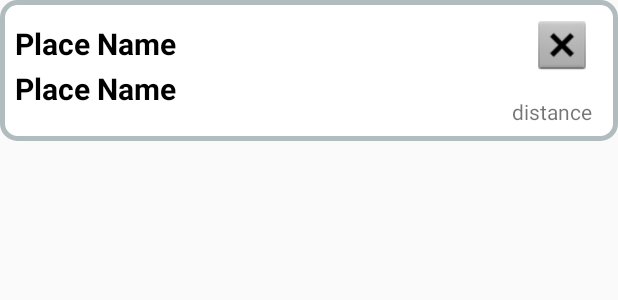
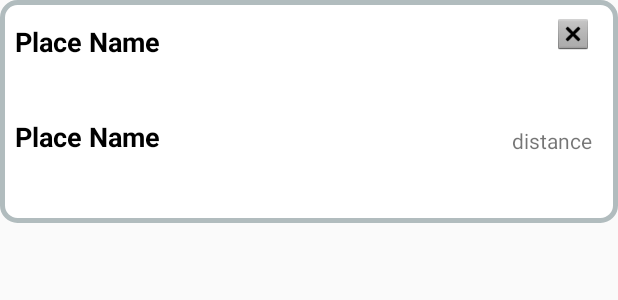
Before and after one commit to unifetch/UniFetch, an Android app: the layout navigating_details_layout.xml on its own in the app's theme, with its tools: preview values and no code run, on a phone screen of 412 x 824 dp. Shown: the top 300 px of the screen. Run offline under Robolectric (Android 15) with nearby library versions, the light colour scheme and no system bars.

Commit message:
Version 2

```diff
--- a/app/src/main/res/drawable/ic_map_black_24dp.xml
+++ b/app/src/main/res/drawable/ic_map_black_24dp.xml
@@ -1,6 +1,6 @@
 <vector xmlns:android="http://schemas.android.com/apk/res/android"
-        android:width="24dp"
-        android:height="24dp"
+        android:width="30dp"
+        android:height="30dp"
         android:viewportWidth="24.0"
         android:viewportHeight="24.0">
     <path
--- a/app/src/main/res/layout/navigating_details_layout.xml
+++ b/app/src/main/res/layout/navigating_details_layout.xml
@@ -1,52 +1,56 @@
 <?xml version="1.0" encoding="utf-8"?>
-<RelativeLayout xmlns:app="http://schemas.android.com/apk/res-auto"
+<RelativeLayout xmlns:android="http://schemas.android.com/apk/res/android"
+    xmlns:app="http://schemas.android.com/apk/res-auto"
     android:layout_width="match_parent"
     android:layout_height="wrap_content"
     android:background="@drawable/rounded_corners"
-    android:padding="10dp"
-    xmlns:android="http://schemas.android.com/apk/res/android">
+    android:padding="10dp">
 
     <TextView
         android:id="@+id/originPlace_name_textView"
-        android:layout_width="wrap_content"
-        android:layout_height="wrap_content"
+        android:layout_width="295dp"
+        android:layout_height="60dp"
         android:layout_alignParentTop="true"
         android:layout_marginTop="5dp"
         android:text="Place Name"
         android:textColor="@android:color/black"
-        android:textSize="20sp"
-        android:textStyle="bold" />
+        android:textSize="18sp"
+        android:textStyle="bold"
+        android:maxLines="2"/>
 
     <TextView
         android:id="@+id/destPlace_name_textView"
-        android:layout_width="wrap_content"
-        android:layout_height="wrap_content"
-        android:layout_alignParentTop="true"
-        android:layout_marginTop="35dp"
+        android:layout_width="297dp"
+        android:layout_height="60dp"
+        android:layout_below="@+id/originPlace_name_textView"
+        android:layout_marginTop="3dp"
         android:text="Place Name"
         android:textColor="@android:color/black"
-        android:textSize="20sp"
-        android:textStyle="bold" />
+        android:textSize="18sp"
+        android:textStyle="bold"
+        android:maxLines="2"/>
 
     <TextView
         android:id="@+id/distanceTextView"
         android:layout_width="wrap_content"
         android:layout_height="wrap_content"
-        android:layout_below="@+id/cancelImageView"
+        android:layout_alignTop="@+id/destPlace_name_textView"
         android:layout_alignEnd="@+id/cancelImageView"
-        android:layout_marginTop="11dp"
-        android:text="distance"
-        android:layout_alignRight="@+id/cancelImageView" />
+        android:layout_alignRight="@+id/cancelImageView"
+        android:layout_alignBottom="@+id/destPlace_name_textView"
+        android:layout_marginTop="5dp"
+        android:layout_marginBottom="5dp"
+        android:text="distance" />
 
     <ImageView
         android:id="@+id/cancelImageView"
-        android:layout_width="40dp"
-        android:layout_height="40dp"
-        android:layout_alignBottom="@+id/place_name_textView"
+        android:layout_width="25dp"
+        android:layout_height="25dp"
+        android:layout_alignParentTop="true"
         android:layout_alignParentEnd="true"
         android:layout_alignParentRight="true"
         android:layout_marginEnd="7dp"
         android:layout_marginRight="7dp"
         android:layout_marginBottom="3dp"
-        app:srcCompat="@android:drawable/btn_dialog" />
+        android:src="@android:drawable/btn_dialog" />
 </RelativeLayout>
```
Also changed, not shown: app/src/main/AndroidManifest.xml (+9 -3 lines), app/src/main/java/com/jay/unidrive/RidersActivity.java (+139 -50 lines), app/src/main/java/com/jay/unidrive/model/UniLocation.java (added, +29 -0 lines), app/src/main/res/layout/activity_riders.xml (+34 -22 lines).
